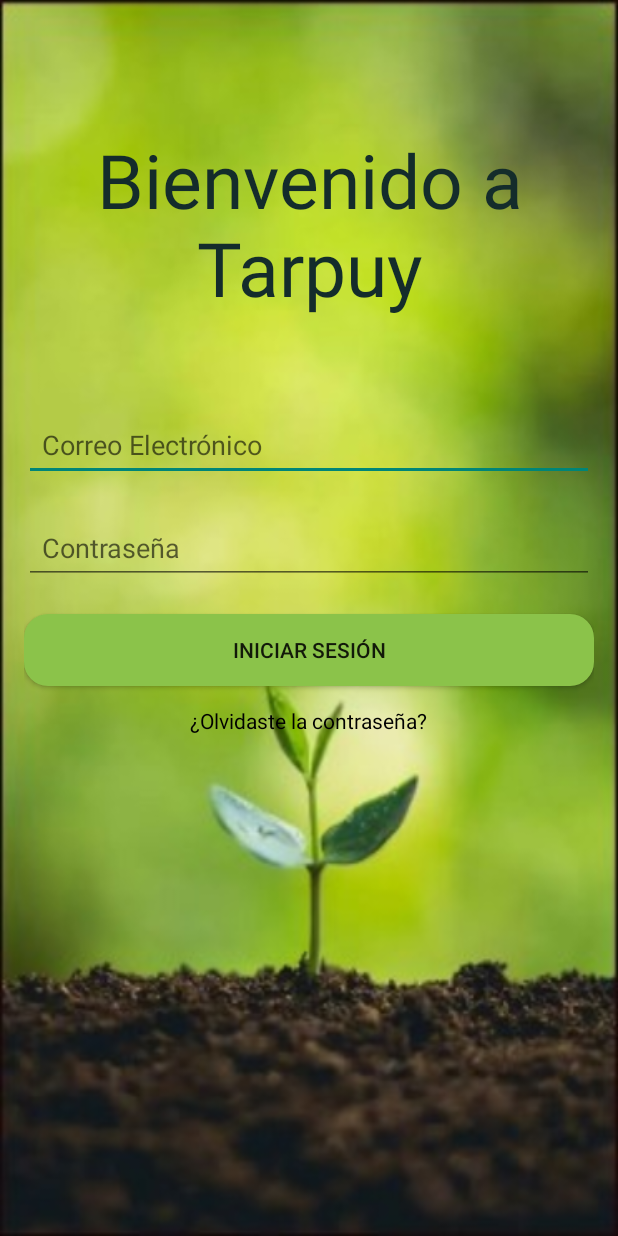
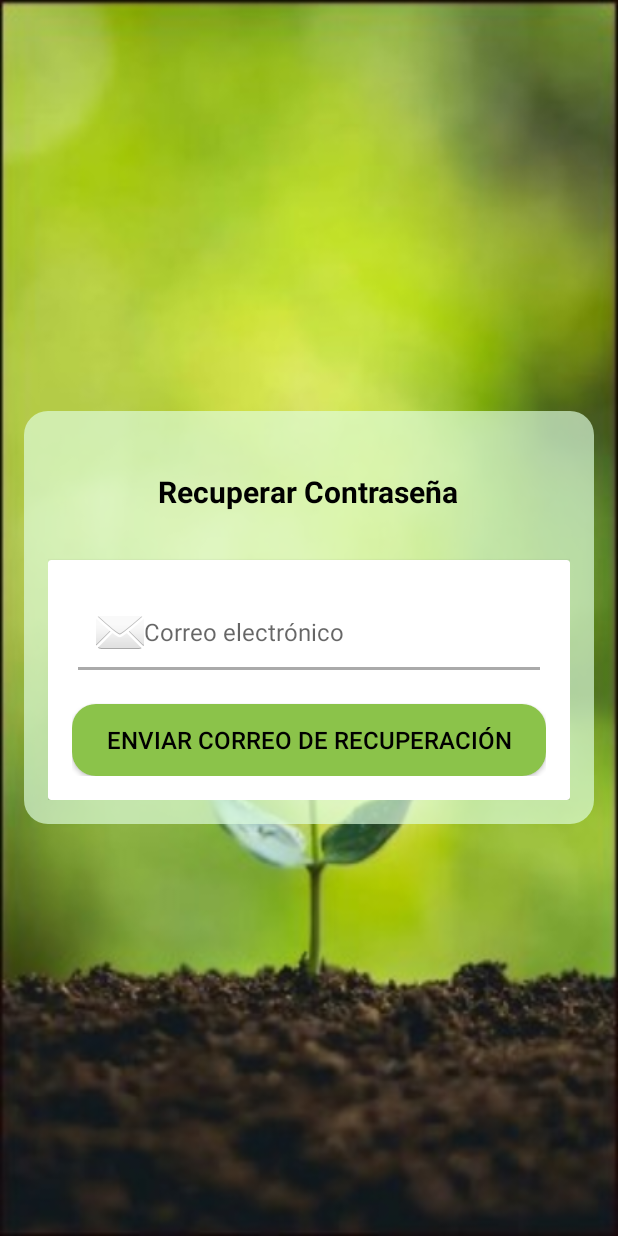
Before and after one commit to Nieve2205/ProyectoFinal, an Android app built with Jetpack Compose: the LoginActivity screen opened directly, with no data from a screen before it, after a tap on "¿Olvidaste la contraseña?", on a phone screen of 412 x 824 dp. Run offline under Robolectric (Android 15) with nearby library versions, the phone set to English and light mode, and no system bars; our stand-ins replace Firebase (no records; nobody signed in at launch, a user with empty details on screens opened directly).

Commit message:
Se añadio pantalla de recuperación de contraseña y datos reales.

```diff
--- a/app/src/main/AndroidManifest.xml
+++ b/app/src/main/AndroidManifest.xml
@@ -51,5 +51,6 @@
         <activity android:name=".ViewModel.ChatbotActivity" />
         <activity android:name=".ViewModel.EditProfileActivity" />
         <activity android:name=".ViewModel.ProfileActivity" />
+        <activity android:name=".ViewModel.ForgotPasswordActivity" />
     </application>
 </manifest>
--- a/app/src/main/java/com/example/tarpuy/ViewModel/ForgotPasswordActivity.kt
+++ b/app/src/main/java/com/example/tarpuy/ViewModel/ForgotPasswordActivity.kt
@@ -1,13 +1,45 @@
 package com.example.tarpuy.ViewModel
 
 import android.os.Bundle
+import android.widget.Button
+import android.widget.EditText
+import android.widget.Toast
 import androidx.appcompat.app.AppCompatActivity
+import com.example.tarpuy.R
+import com.google.firebase.auth.FirebaseAuth
 
 class ForgotPasswordActivity : AppCompatActivity() {
+
+    private lateinit var auth: FirebaseAuth
+
     override fun onCreate(savedInstanceState: Bundle?) {
         super.onCreate(savedInstanceState)
-        //setContentView(R.layout.activity_forgot_password)
+        setContentView(R.layout.activity_forgot_password)
 
-        // Aquí puedes agregar la lógica para la recuperación de contraseña
+        auth = FirebaseAuth.getInstance()
+
+        val emailEditText = findViewById<EditText>(R.id.emailEditText)
+        val sendButton = findViewById<Button>(R.id.sendButton)
+
+        sendButton.setOnClickListener {
+            val email = emailEditText.text.toString().trim()
+
+            // Validar que el campo de correo no esté vacío
+            if (email.isEmpty()) {
+                Toast.makeText(this, "Por favor ingresa tu correo electrónico", Toast.LENGTH_SHORT).show()
+                return@setOnClickListener
+            }
+
+            // Enviar el correo para restablecer la contraseña
+            auth.sendPasswordResetEmail(email)
+                .addOnCompleteListener { task ->
+                    if (task.isSuccessful) {
+                        Toast.makeText(this, "Correo enviado para restablecer la contraseña", Toast.LENGTH_SHORT).show()
+                        finish()  // Cierra la actividad después de enviar el correo
+                    } else {
+                        Toast.makeText(this, "Error al enviar el correo: ${task.exception?.message}", Toast.LENGTH_SHORT).show()
+                    }
+                }
+        }
     }
 }
--- /dev/null
+++ b/app/src/main/res/layout/activity_forgot_password.xml
@@ -0,0 +1,79 @@
+<?xml version="1.0" encoding="utf-8"?>
+<FrameLayout xmlns:android="http://schemas.android.com/apk/res/android"
+    android:layout_width="match_parent"
+    android:layout_height="match_parent"
+    android:background="@drawable/background_image"
+    android:padding="16dp">
+
+    <!-- Contenedor para centrar el formulario con fondo redondeado -->
+    <RelativeLayout
+        android:layout_width="match_parent"
+        android:layout_height="wrap_content"
+        android:layout_centerInParent="true"
+        android:layout_gravity="center"
+        android:orientation="vertical"
+        android:background="@drawable/rounded_background"
+        android:padding="16dp">
+
+        <!-- Título -->
+        <TextView
+            android:id="@+id/titleTextView"
+            android:layout_width="wrap_content"
+            android:layout_height="wrap_content"
+            android:text="Recuperar Contraseña"
+            android:textSize="20sp"
+            android:textColor="@color/black"
+            android:layout_centerHorizontal="true"
+            android:textStyle="bold"
+            android:layout_marginTop="24dp" />
+
+        <!-- CardView conteniendo el formulario de recuperación -->
+        <androidx.cardview.widget.CardView
+            android:id="@+id/cardView"
+            android:layout_width="match_parent"
+            android:layout_height="wrap_content"
+            android:layout_below="@id/titleTextView"
+            android:layout_marginTop="32dp"
+            android:radius="12dp"
+            android:elevation="6dp"
+            android:padding="16dp">
+
+            <!-- Formulario de Recuperación de Contraseña -->
+            <LinearLayout
+                android:orientation="vertical"
+                android:layout_width="match_parent"
+                android:layout_height="wrap_content"
+                android:gravity="center"
+                android:padding="16dp">
+
+                <EditText
+                    android:id="@+id/emailEditText"
+                    android:layout_width="match_parent"
+                    android:layout_height="wrap_content"
+                    android:hint="Correo electrónico"
+                    android:inputType="textEmailAddress"
+                    android:layout_marginBottom="16dp"
+                    android:padding="16dp"
+                    android:backgroundTint="@android:color/darker_gray"
+                    android:drawableLeft="@android:drawable/ic_dialog_email"
+                    android:textColor="#000000"
+                    android:textSize="16sp"
+                    android:importantForAccessibility="yes" />
+
+                <Button
+                    android:id="@+id/sendButton"
+                    android:layout_width="match_parent"
+                    android:layout_height="wrap_content"
+                    android:text="Enviar correo de recuperación"
+                    android:textColor="@color/black"
+                    android:background="@drawable/rounded_button"
+                    android:textSize="16sp"
+                    android:importantForAccessibility="yes" />
+
+            </LinearLayout>
+
+        </androidx.cardview.widget.CardView>
+
+    </RelativeLayout>
+
+</FrameLayout>
--- a/app/src/main/res/layout/activity_sensor_screen.xml
+++ b/app/src/main/res/layout/activity_sensor_screen.xml
@@ -4,7 +4,8 @@
     xmlns:tools="http://schemas.android.com/tools"
     android:layout_width="match_parent"
     android:layout_height="match_parent"
-    tools:context=".ViewModel.MainScreen">
+    android:background="@drawable/sensor"
+    tools:context=".ViewModel.SensorScreen">
 
     <!-- AppBar -->
     <com.google.android.material.appbar.AppBarLayout
```
Also changed, not shown: app/src/main/java/com/example/tarpuy/ViewModel/SensorScreen.kt (+39 -0 lines), app/src/main/res/drawable/sensor.jpg (added).
